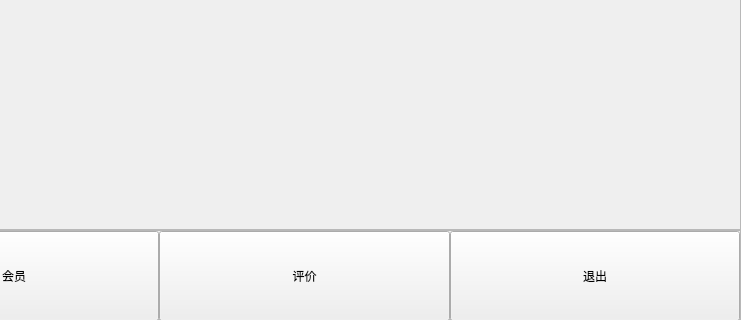
nanjingblue/Pancake-stall, file customerform.ui: the form before one commit; both pictures show x 423 to 1164 and y 409 to 729 of the 1164 by 729 pixel window.
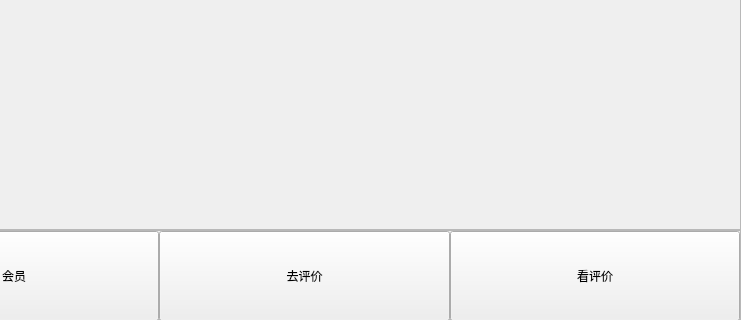
The form after the commit. Icons and pictures are not drawn. Custom widgets are drawn as their Qt base class.

```diff
--- a/customerform.ui
+++ b/customerform.ui
@@ -373,7 +373,7 @@
          <string notr="true">font: 24pt &quot;宋体&quot;;</string>
         </property>
         <property name="text">
-         <string>评价</string>
+         <string>去评价</string>
         </property>
        </widget>
       </item>
@@ -389,7 +389,7 @@
          <string notr="true">font: 24pt &quot;宋体&quot;;</string>
         </property>
         <property name="text">
-         <string>退出</string>
+         <string>看评价</string>
         </property>
        </widget>
       </item>
```
Left out of the diff: 18 changed lines with no effect on the pictures.
